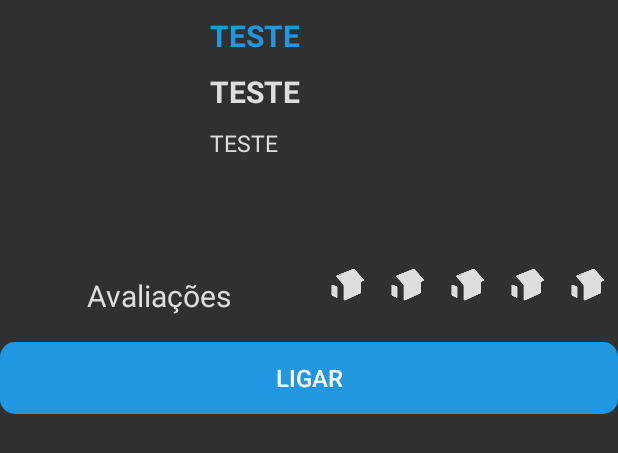
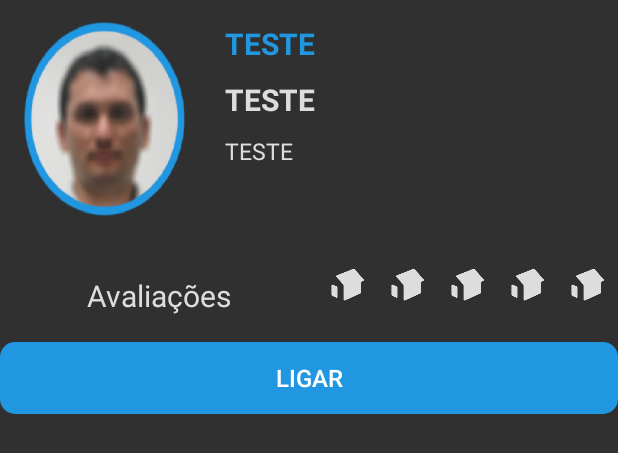
Before and after one commit to LucasMarlon/Dcasa, an Android app: the layout infowindow_professional.xml on its own in the app's theme, with its tools: preview values and no code run, on a phone screen of 412 x 824 dp. Shown: the top 453 px of the screen. Run offline under Robolectric (Android 15) with nearby library versions, the phone set to English and light mode, and no system bars.

Commit message:
inserindo imagem na infowindow

```diff
--- a/Dcasa/app/src/main/res/layout/infowindow_professional.xml
+++ b/Dcasa/app/src/main/res/layout/infowindow_professional.xml
@@ -17,13 +17,15 @@
             android:layout_height="140dp"
             android:layout_marginTop="10dp"
             android:layout_centerInParent="true"
+            android:src="@drawable/perfil_professional"
             android:layout_weight="35"/>
 
         <LinearLayout
             android:layout_height="match_parent"
             android:layout_width="match_parent"
             android:orientation="vertical"
-            android:layout_marginTop="10dp"
+            android:layout_marginTop="15dp"
+            android:layout_marginLeft="10dp"
             android:layout_weight="65">
 
             <TextView
```
Also changed, not shown: Dcasa/app/src/main/res/drawable/balao.png (deleted), Dcasa/app/src/main/res/drawable/paisagem2.jpg (deleted), Dcasa/app/src/main/res/drawable/perfil_professional.png (added).
